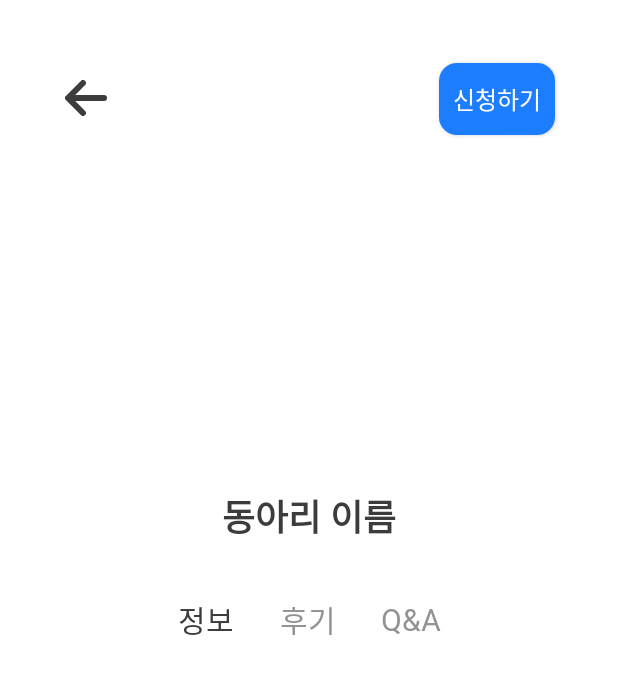
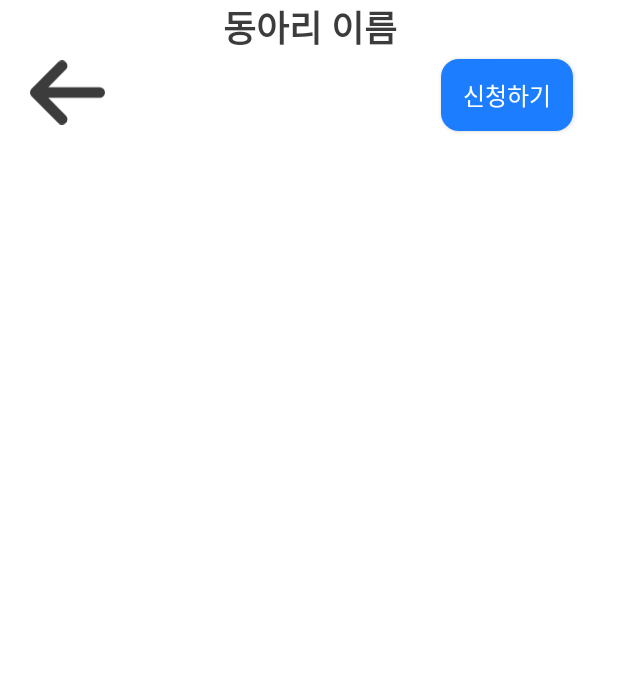
Before and after one commit to minji9988/JJ_Club_1, an Android app: the layout activity_promotion_page.xml on its own in the app's theme, with its tools: preview values and no code run, on a phone screen of 412 x 824 dp. Shown: the top 674 px of the screen. Run offline under Robolectric (Android 15) with nearby library versions, the phone set to English and light mode, and no system bars.

Commit message:
Revert "Merge branch 'pr/1'"
This reverts commit 23fe37d30e4ea3f22737cc9051e21ed7488e7663, reversing
changes made to 2c92d561ab698ace72d3231a2d2d57bc6f709724.

```diff
--- a/app/src/main/res/layout/activity_promotion_page.xml
+++ b/app/src/main/res/layout/activity_promotion_page.xml
@@ -1,83 +1,49 @@
 <?xml version="1.0" encoding="utf-8"?>
-<RelativeLayout xmlns:android="http://schemas.android.com/apk/res/android"
+<androidx.constraintlayout.widget.ConstraintLayout xmlns:android="http://schemas.android.com/apk/res/android"
+    xmlns:app="http://schemas.android.com/apk/res-auto"
     xmlns:tools="http://schemas.android.com/tools"
-    xmlns:app="http://schemas.android.com/apk/res-auto"
     android:layout_width="match_parent"
     android:layout_height="match_parent"
     tools:context=".PromotionPage">
 
     <ImageView
         android:id="@+id/imageView2"
-        android:layout_width="28dp"
-        android:layout_height="24dp"
-        android:layout_alignParentLeft="true"
-        android:layout_alignParentTop="true"
-        android:layout_marginLeft="43dp"
-        android:layout_marginTop="53dp"
+        android:layout_width="50dp"
+        android:layout_height="43dp"
+        android:layout_marginStart="20dp"
+        android:layout_marginTop="40dp"
         android:background="#00000000"
-        android:src="@drawable/arrow_left"></ImageView>
+        android:src="@drawable/arrow_left"
+        app:layout_constraintStart_toStartOf="parent"
+        app:layout_constraintTop_toTopOf="parent"></ImageView>
 
     <android.widget.Button
         android:id="@+id/button_next5"
-        android:layout_width="77dp"
-        android:layout_height="48dp"
-        android:layout_alignParentTop="true"
-        android:layout_alignParentRight="true"
-        android:layout_marginTop="42dp"
-        android:layout_marginRight="42dp"
+        android:layout_width="wrap_content"
+        android:layout_height="wrap_content"
+        android:layout_marginTop="39dp"
+        android:layout_marginEnd="30dp"
         android:background="@drawable/btn_round_blue_box"
         android:text="신청하기"
         android:textColor="#ffffff"
-        android:textSize="16sp" />
+        android:textSize="16sp"
+        app:layout_constraintEnd_toEndOf="parent"
+        app:layout_constraintTop_toTopOf="parent" />
 
     <TextView
         android:id="@+id/textView9"
         android:layout_width="wrap_content"
         android:layout_height="wrap_content"
-        android:layout_alignParentLeft="true"
-        android:layout_alignParentTop="true"
-        android:layout_alignParentRight="true"
-        android:layout_marginLeft="107dp"
-        android:layout_marginTop="326dp"
-        android:layout_marginRight="107dp"
+        android:layout_marginStart="148dp"
+        android:layout_marginEnd="147dp"
+        android:text="동아리 이름"
+        android:textSize="24sp"
+        android:textStyle="bold"
+        android:textColor="#3c3c3c"
+        android:lineSpacingExtra="11sp"
         android:gravity="center_horizontal"
-        android:lineSpacingExtra="11sp"
-        android:text="동아리 이름"
-        android:textColor="#3c3c3c"
-        android:textSize="24sp"
-        android:textStyle="bold" />
+        app:layout_constraintEnd_toEndOf="parent"
+        app:layout_constraintStart_toStartOf="parent"
+        tools:layout_editor_absoluteY="260dp" />
 
-    <com.google.android.material.tabs.TabLayout
-        android:id="@+id/information_tap"
-        android:layout_width="match_parent"
-        android:layout_height="wrap_content"
-        android:layout_alignParentTop="true"
-        android:layout_alignParentRight="true"
-        android:layout_alignParentLeft="true"
-        android:layout_marginRight="103dp"
-        android:layout_marginLeft="103dp"
-        android:layout_marginTop="389dp"
-        app:tabIndicatorColor="@null"
-        app:tabSelectedTextColor="#3c3c3c"
-        app:tabTextColor="#939393"
-        app:tabTextAppearance="@style/tab_font"
-        >
-
-        <com.google.android.material.tabs.TabItem
-            android:layout_width="wrap_content"
-            android:layout_height="wrap_content"
-            android:text="정보"/>
-
-        <com.google.android.material.tabs.TabItem
-            android:layout_width="wrap_content"
-            android:layout_height="wrap_content"
-            android:text="후기" />
-
-        <com.google.android.material.tabs.TabItem
-            android:layout_width="wrap_content"
-            android:layout_height="wrap_content"
-            android:text="Q&amp;A" />
-
-    </com.google.android.material.tabs.TabLayout>
-
-</RelativeLayout>
+</androidx.constraintlayout.widget.ConstraintLayout>
--- a/app/src/main/res/values-v26/style.xml
+++ /dev/null
@@ -1,10 +0,0 @@
-<?xml version="1.0" encoding="utf-8"?>
-<resources>
-
-    <style name="tab_font" parent="@android:style/TextAppearance.Widget.TabWidget">
-        <item name="android:fontFamily">@font/fontbold</item>
-        <item name="android:textSize">20sp</item>
-        <item name="android:fontStyle">normal</item>
-
-    </style>
-</resources>
```
Also changed, not shown: app/src/main/AndroidManifest.xml (line endings or trailing spaces).
